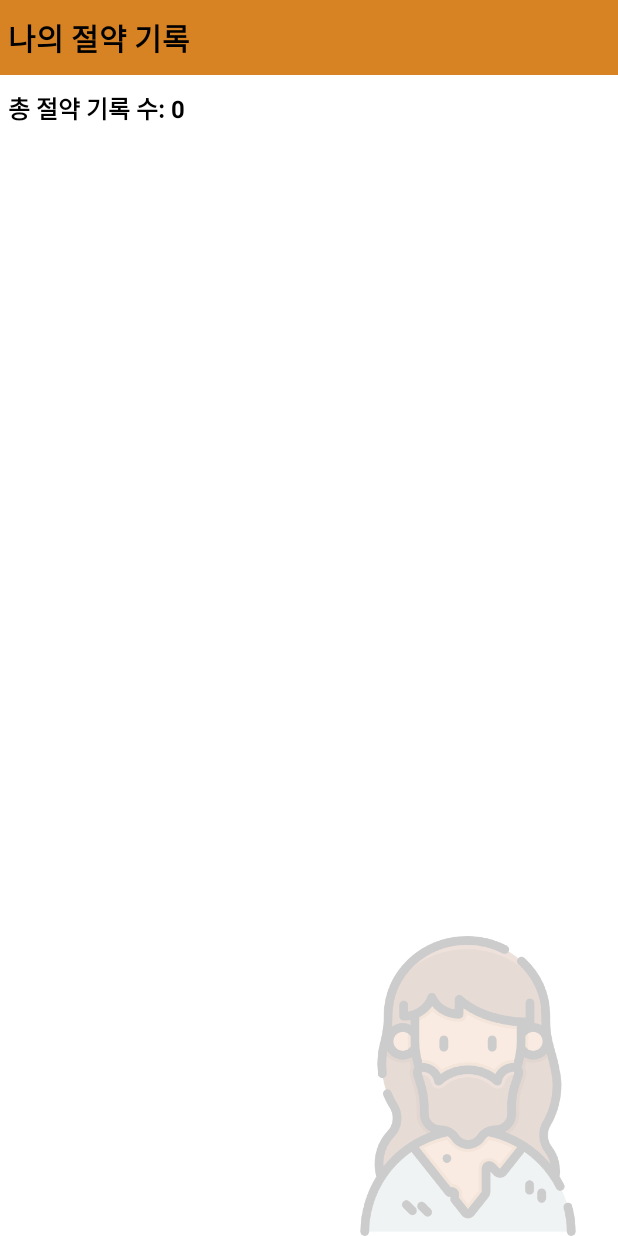
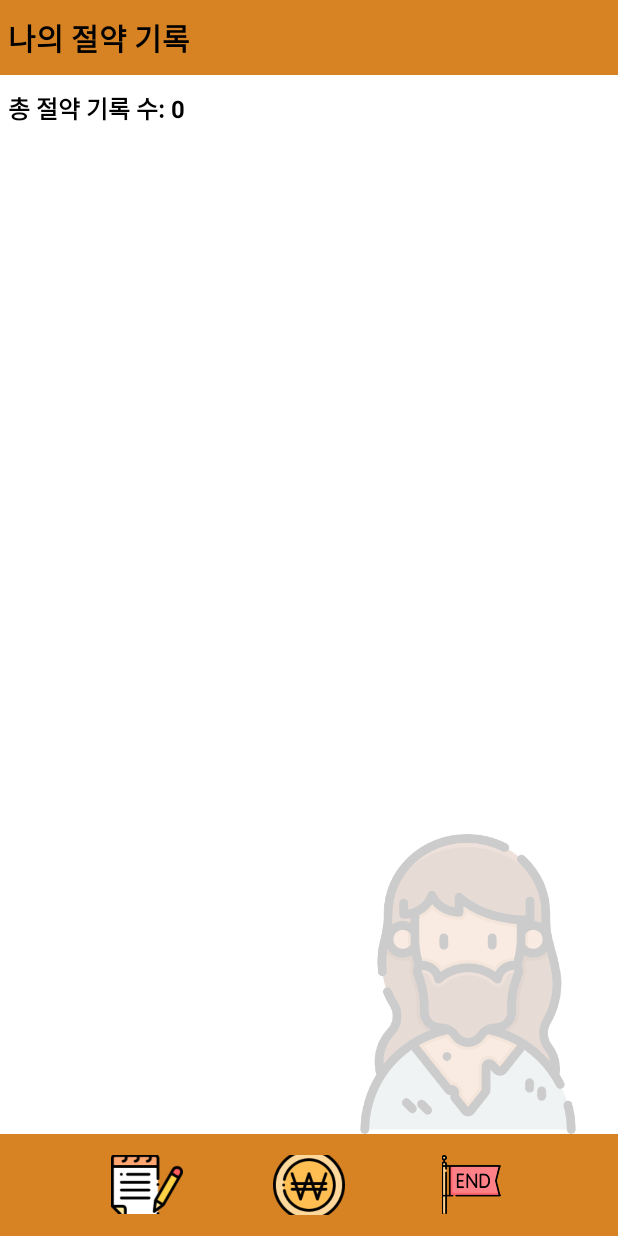
Before and after one commit to chaeyeo/app, an Android app: the SavingListActivity screen opened directly, with no data from a screen before it, on a phone screen of 412 x 824 dp. Run offline under Robolectric (Android 15) with nearby library versions, the phone set to English and light mode, and no system bars.

Commit message:
화면 전환

```diff
--- a/app/src/main/java/com/example/app/MainActivity.java
+++ b/app/src/main/java/com/example/app/MainActivity.java
@@ -21,6 +21,8 @@ import java.util.Date;
 import java.util.HashMap;
 import java.util.Map;
 import android.graphics.Color;
+
+import com.example.app.savinglist.SavingListActivity;
 
 public class MainActivity extends AppCompatActivity {
 
@@ -70,13 +72,11 @@ public class MainActivity extends AppCompatActivity {
         etcButton.setOnClickListener(view -> recordExpense("기타"));
         settingsButton.setOnClickListener(view -> showSettingsDialog());
 
-        /* log_image눌렀을때 화면전환시도해봤으나 계속 오류남..
-        ImageView logImageView = findViewById(R.id.log_image); // log 이미지의 ID
+        ImageView logImageView = findViewById(R.id.log_image);
         logImageView.setOnClickListener(view -> {
-            // SavingActivity로 이동
-            Intent intent = new Intent(MainActivity.this, savingActivity.class);
+            Intent intent = new Intent(MainActivity.this, SavingListActivity.class);
             startActivity(intent);
-        }); */
+        });
 
     }
 
--- a/app/src/main/java/com/example/app/savinglist/SavingListActivity.java
+++ b/app/src/main/java/com/example/app/savinglist/SavingListActivity.java
@@ -1,13 +1,16 @@
 package com.example.app.savinglist;
 
+import android.content.Intent;
 import android.database.Cursor;
 import android.os.Bundle;
+import android.widget.ImageView;
 import android.widget.TextView;
 
 import androidx.appcompat.app.AppCompatActivity;
 import androidx.recyclerview.widget.LinearLayoutManager;
 import androidx.recyclerview.widget.RecyclerView;
 
+import com.example.app.MainActivity;
 import com.example.app.R;
 import com.example.app.SavingsDatabaseHelper;
 
@@ -21,6 +24,7 @@ public class SavingListActivity extends AppCompatActivity {
     private List<SavingGoal> savingGoalList;
     private SavingsDatabaseHelper dbHelper;
     private TextView totalSavingsCountTextView;
+    private ImageView logImageView;
 
     @Override
     protected void onCreate(Bundle savedInstanceState) {
@@ -39,6 +43,13 @@ public class SavingListActivity extends AppCompatActivity {
 
         adapter = new SavingGoalAdapter(this, savingGoalList);
         recyclerView.setAdapter(adapter);
+
+        logImageView = findViewById(R.id.now_image);
+        logImageView.setOnClickListener(view -> {
+            Intent intent = new Intent(SavingListActivity.this, MainActivity.class);
+            startActivity(intent);
+        });
+
     }
 
     private List<SavingGoal> fetchSavingGoalsFromDatabase() {
--- a/app/src/main/res/layout/activity_saving_list.xml
+++ b/app/src/main/res/layout/activity_saving_list.xml
@@ -40,7 +40,8 @@
     <androidx.recyclerview.widget.RecyclerView
         android:id="@+id/recyclerView_savings"
         android:layout_width="match_parent"
-        android:layout_height="wrap_content"
+        android:layout_height="0dp"
+        app:layout_constraintBottom_toTopOf="@+id/linearLayout"
         app:layout_constraintEnd_toEndOf="parent"
         app:layout_constraintStart_toStartOf="parent"
         app:layout_constraintTop_toBottomOf="@+id/total_savings_count" />
@@ -49,7 +50,40 @@
         android:layout_width="200dp"
         android:layout_height="200dp"
         android:src="@drawable/bagger"
-        app:layout_constraintBottom_toBottomOf="parent"
+        app:layout_constraintBottom_toTopOf="@id/linearLayout"
         app:layout_constraintEnd_toEndOf="parent" />
 
+
+    <LinearLayout
+        android:id="@+id/linearLayout"
+        android:layout_width="match_parent"
+        android:layout_height="wrap_content"
+        android:layout_alignParentBottom="true"
+        android:background="#D78324"
+        android:gravity="center"
+        android:orientation="horizontal"
+        android:padding="10dp"
+        app:layout_constraintBottom_toBottomOf="parent">
+
+        <ImageView
+            android:id="@+id/log_image"
+            android:layout_width="48dp"
+            android:layout_height="39dp"
+            android:layout_marginEnd="60dp"
+            android:src="@drawable/log" />
+
+        <ImageView
+            android:id="@+id/now_image"
+            android:layout_width="48dp"
+            android:layout_height="48dp"
+            android:layout_marginEnd="60dp"
+            android:src="@drawable/now" />
+
+        <ImageView
+            android:id="@+id/end_image"
+            android:layout_width="48dp"
+            android:layout_height="39dp"
+            android:contentDescription="리셋 버튼"
+            android:src="@drawable/end" />
+    </LinearLayout>
 </androidx.constraintlayout.widget.ConstraintLayout>
```
